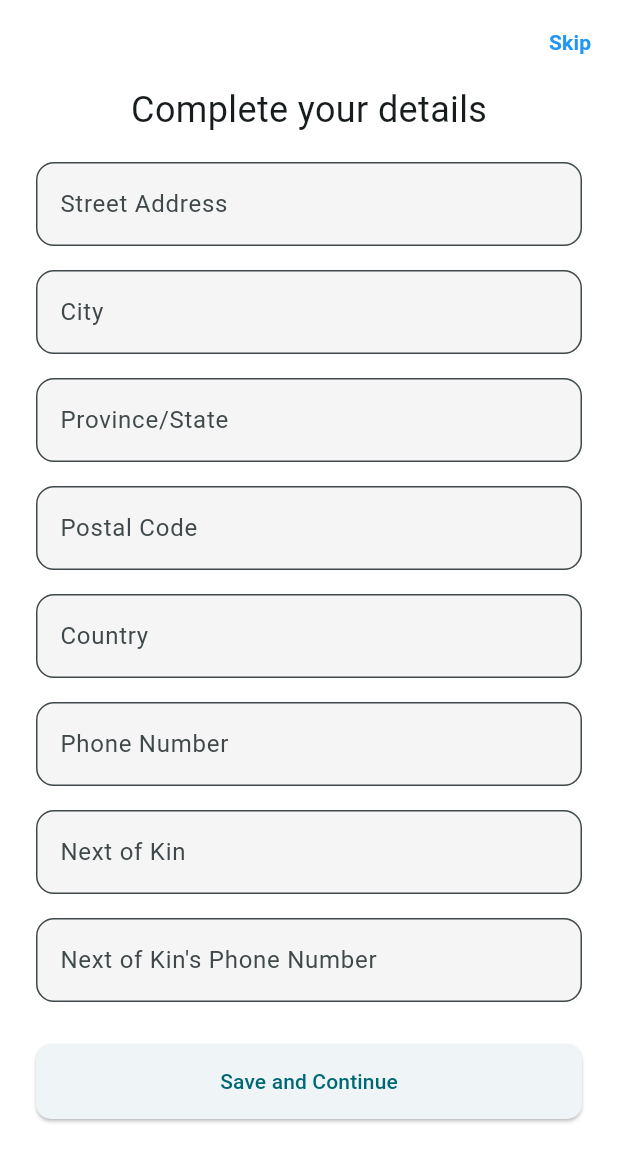
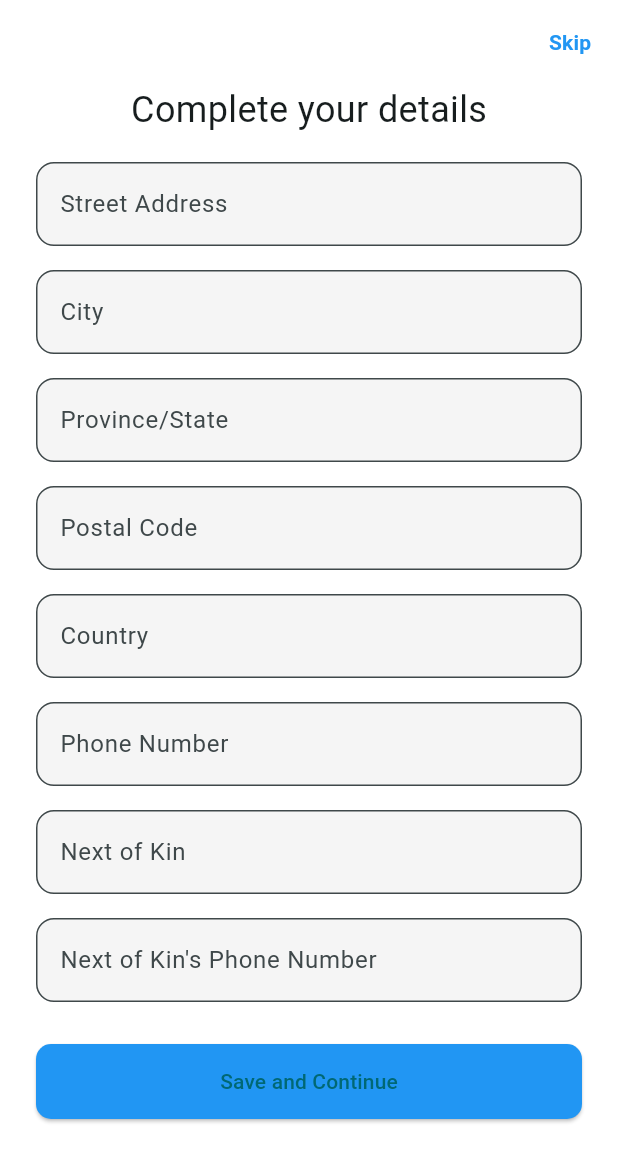
Before and after one commit to Mkasi09/e_hospital, a Flutter app: the AdditionalDetailsScreen screen opened directly, on a phone screen of 412 x 824 dp. Shown: the top 1162 px of the screen. Run offline on Flutter 3.47's test engine with Material 3 defaults, Android fonts, the phone set to English and light mode, and no system bars; our stand-ins replace cloud_firestore, firebase_auth, firebase_core, firebase_storage; accounts and stored records are empty.

Commit message:
addreses

```diff
--- a/lib/screens/doctor/appointments/patients_appointments.dart
+++ b/lib/screens/doctor/appointments/patients_appointments.dart
@@ -1,6 +1,7 @@
 import 'package:cloud_firestore/cloud_firestore.dart';
 import 'package:flutter/material.dart';
 
+import '../../../firebase_auth/user_id.dart';
 import 'doctors_detailed_appointment.dart';
 
 class DoctorAppointments extends StatelessWidget {
@@ -45,7 +46,7 @@ class DoctorAppointments extends StatelessWidget {
               final status = data['status'] ?? 'Unknown';
               final time = data['time'] ?? 'N/A';
               final date = data['date']?.toDate();
-              final userId = CurrentUser.uid;
+              final uid = CurrentUser.uid;
 
               return Card(
                 color: Colors.white,
--- a/lib/screens/patient/addresses/address_info.dart
+++ b/lib/screens/patient/addresses/address_info.dart
@@ -136,7 +136,7 @@ class _AdditionalDetailsScreenState extends State<AdditionalDetailsScreen> {
                     : ElevatedButton(
                   onPressed: _saveDetails,
                   style: ElevatedButton.styleFrom(
-                    backgroundColor: Colors.bluea,
+                    backgroundColor: Colors.blue,
                     shape: RoundedRectangleBorder(borderRadius: BorderRadius.circular(10)),
                   ),
                   child: const Text('Save and Continue'),
```
